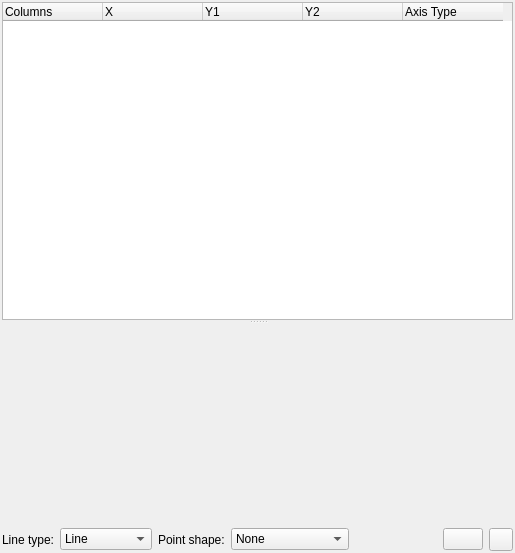
Before: the Qt Designer form src/PlotDock.ui in sqlitebrowser/sqlitebrowser, drawn with Qt 5.
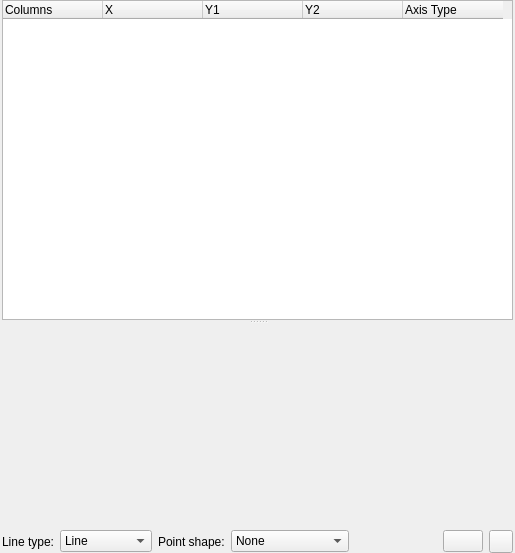
After: the same form once the commit is applied. Icons and pictures are not drawn. Custom widgets are drawn as their Qt base class.

Commit message:
Save some screen space and reduce number of unnecessary borders
This slightly changes the window layout of the main window and its
docks by a) removing or reducing the margins around some widgets and b)
changing the style of some widgets to flat i.e. removing borders around
them. Via these changes we save a little screen space which should
especially help on smaller screens and hopefully also make the window
layout easier to read by not having as many parallel border lines in
some docks.

```diff
--- a/src/PlotDock.ui
+++ b/src/PlotDock.ui
@@ -18,13 +18,13 @@
     <number>2</number>
    </property>
    <property name="topMargin">
-    <number>2</number>
+    <number>0</number>
    </property>
    <property name="rightMargin">
     <number>2</number>
    </property>
    <property name="bottomMargin">
-    <number>2</number>
+    <number>0</number>
    </property>
    <item>
     <widget class="QSplitter" name="splitterForPlot">
```
The commit also changes 4 other files.
